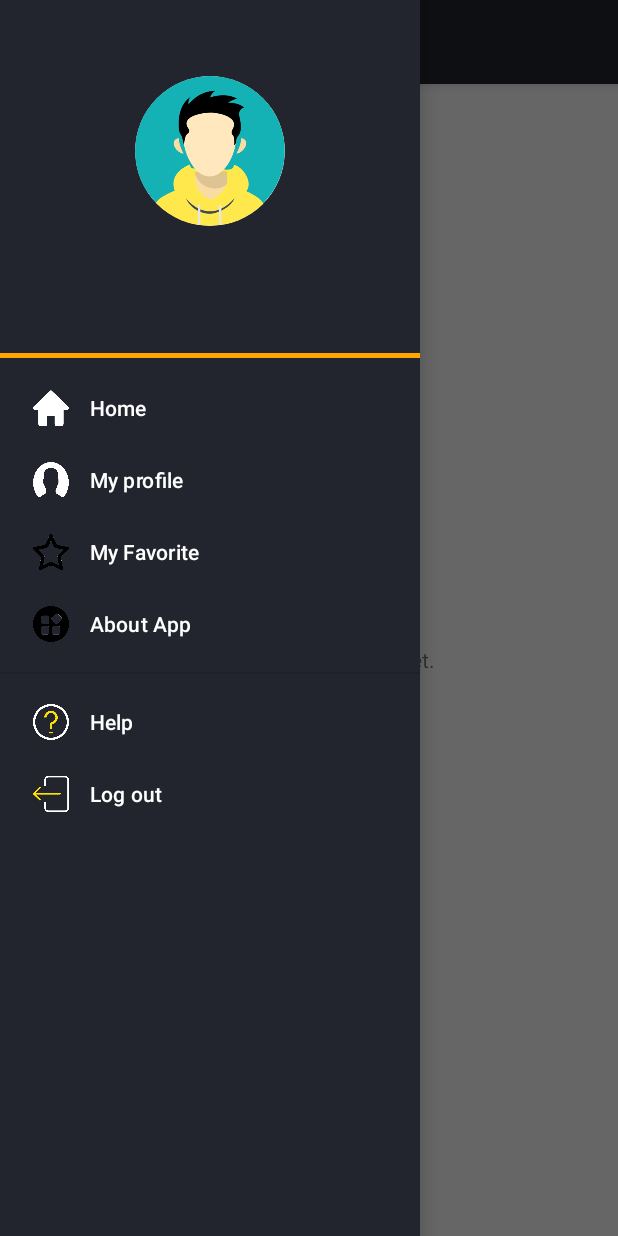
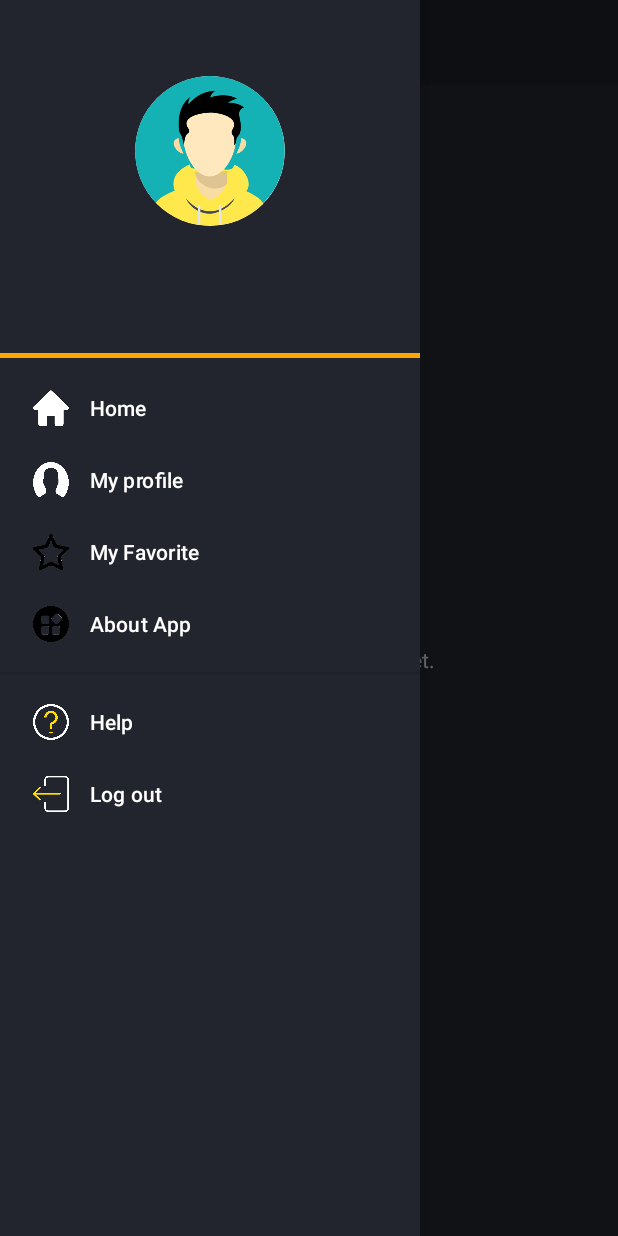
Before and after one commit to urayfajri/BINUS-HUAWEI-2021-Wall.io, an Android app: the fragment FavoriteFragment placed in its activity, with the side drawer open, on a phone screen of 412 x 824 dp. Run offline under Robolectric (Android 15) with nearby library versions, the phone set to English and light mode, and no system bars; our stand-ins replace Volley; network calls fail; pictures from the network do not load.

Commit message:
minor fix for favorite, (view still broken)

```diff
--- a/app/src/main/java/com/example/wallpaperapplication/fragments/FavoriteFragment.java
+++ b/app/src/main/java/com/example/wallpaperapplication/fragments/FavoriteFragment.java
@@ -12,6 +12,7 @@ import android.view.LayoutInflater;
 import android.view.View;
 import android.view.ViewGroup;
 import android.widget.ProgressBar;
+import android.widget.TextView;
 import android.widget.Toast;
 
 import com.android.volley.AuthFailureError;
@@ -36,6 +37,7 @@ public class FavoriteFragment extends Fragment {
     private ProgressBar pbLoading;
     private ArrayList<String> wallpapers;
     private WallpaperAdapter wallpaperFavoriteAdapter;
+    TextView tvEmpty;
     private View view;
 
     @Nullable
@@ -49,6 +51,7 @@ public class FavoriteFragment extends Fragment {
 
         rvFavWallpapers = view.findViewById(R.id.rvWallpapers);
         pbLoading = view.findViewById(R.id.pbLoading);
+        tvEmpty = view.findViewById(R.id.tv_empty);
         wallpapers = new ArrayList<>();
 
         GridLayoutManager gridLayoutManager = new GridLayoutManager(this.getContext(), 2);
@@ -56,7 +59,7 @@ public class FavoriteFragment extends Fragment {
         wallpaperFavoriteAdapter = new WallpaperAdapter(wallpapers, this.getContext());
         rvFavWallpapers.setAdapter(wallpaperFavoriteAdapter);
 
-        getFavoritedWallpapers();
+        setView();
 
         return view;
     }
@@ -95,4 +98,17 @@ public class FavoriteFragment extends Fragment {
         requestQueue.add(jsonObjectRequest);
     }
 
+    //temporary
+    private void setView(){
+        getFavoritedWallpapers();
+        if(wallpapers.size() < 1){
+            rvFavWallpapers.setVisibility(View.INVISIBLE);
+            tvEmpty.setVisibility(View.VISIBLE);
+        }
+        else{
+            rvFavWallpapers.setVisibility(View.VISIBLE);
+            tvEmpty.setVisibility(View.INVISIBLE);
+        }
+    }
+
 }
--- a/app/src/main/res/layout/fragment_favorite.xml
+++ b/app/src/main/res/layout/fragment_favorite.xml
@@ -3,6 +3,7 @@
     xmlns:tools="http://schemas.android.com/tools"
     android:layout_width="match_parent"
     android:layout_height="match_parent"
+    android:background="@color/black_shade_1"
     tools:context=".fragments.FavoriteFragment">
 
     <!-- TODO: Update blank fragment layout -->
@@ -11,7 +12,9 @@
         android:layout_width="wrap_content"
         android:layout_height="wrap_content"
         android:layout_centerInParent="true"
-        android:text="@string/favorite_empty" />
+        android:text="@string/favorite_empty"
+        android:textColor="@color/white"
+        android:visibility="invisible"/>
 
     <androidx.recyclerview.widget.RecyclerView
         android:id="@+id/rvWallpapers"
```
